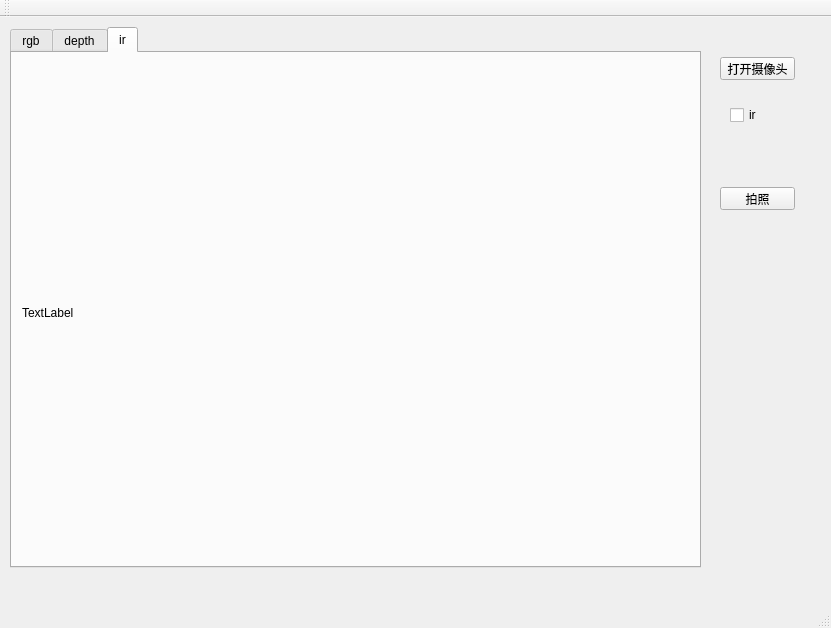
cyt2017/openniCapture, file mainwindow.ui: the form before one commit.
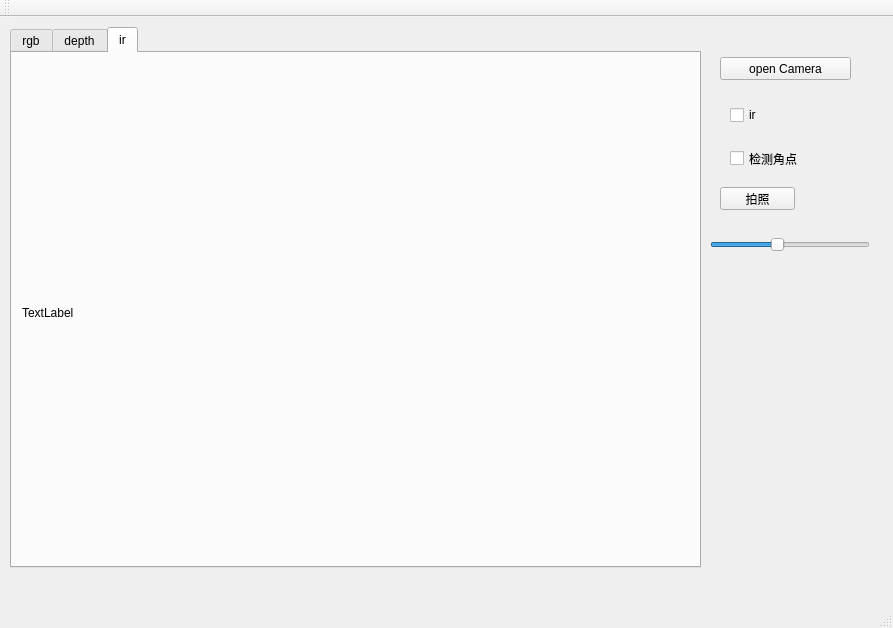
The form after the commit.

Patch:
```diff
--- a/mainwindow.ui
+++ b/mainwindow.ui
@@ -6,7 +6,7 @@
    <rect>
     <x>0</x>
     <y>0</y>
-    <width>831</width>
+    <width>893</width>
     <height>628</height>
    </rect>
   </property>
@@ -99,12 +99,12 @@
      <rect>
       <x>720</x>
       <y>40</y>
-      <width>75</width>
+      <width>131</width>
       <height>23</height>
      </rect>
     </property>
     <property name="text">
-     <string>打开摄像头</string>
+     <string>open Camera</string>
     </property>
    </widget>
    <widget class="QCheckBox" name="checkBox">
@@ -120,6 +120,38 @@
      <string>ir</string>
     </property>
    </widget>
+   <widget class="QCheckBox" name="checkBox_corners">
+    <property name="geometry">
+     <rect>
+      <x>730</x>
+      <y>130</y>
+      <width>92</width>
+      <height>23</height>
+     </rect>
+    </property>
+    <property name="text">
+     <string>检测角点</string>
+    </property>
+   </widget>
+   <widget class="QSlider" name="hSlider_ir">
+    <property name="geometry">
+     <rect>
+      <x>710</x>
+      <y>220</y>
+      <width>160</width>
+      <height>16</height>
+     </rect>
+    </property>
+    <property name="maximum">
+     <number>120</number>
+    </property>
+    <property name="value">
+     <number>50</number>
+    </property>
+    <property name="orientation">
+     <enum>Qt::Horizontal</enum>
+    </property>
+   </widget>
   </widget>
   <widget class="QMenuBar" name="menuBar">
    <property name="geometry">
```
Left out of the diff: 4 changed lines with no effect on the pictures.
